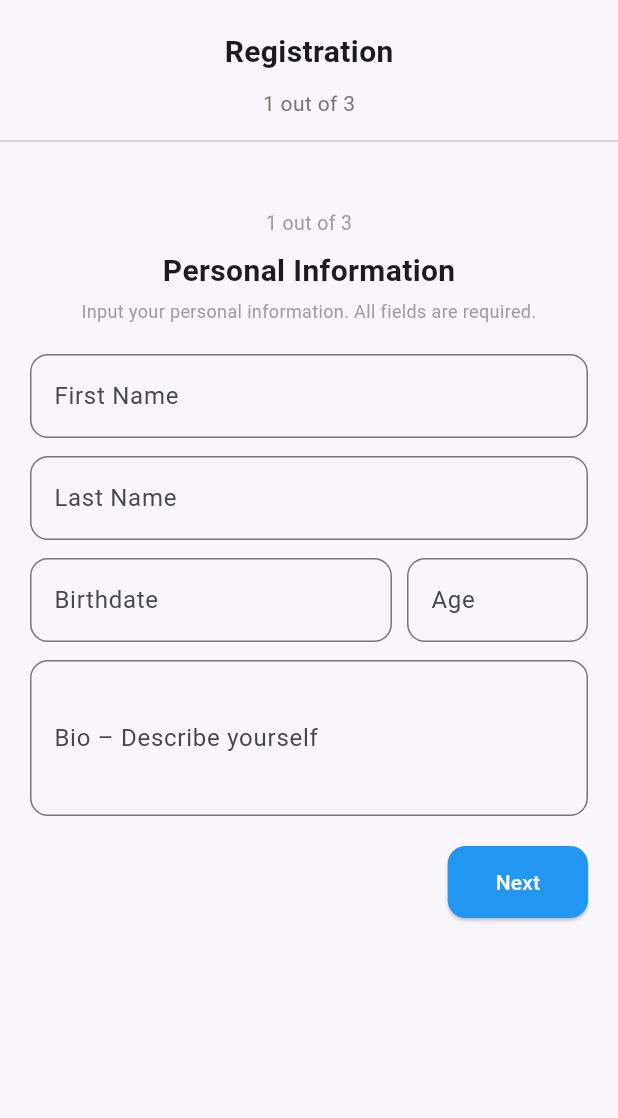
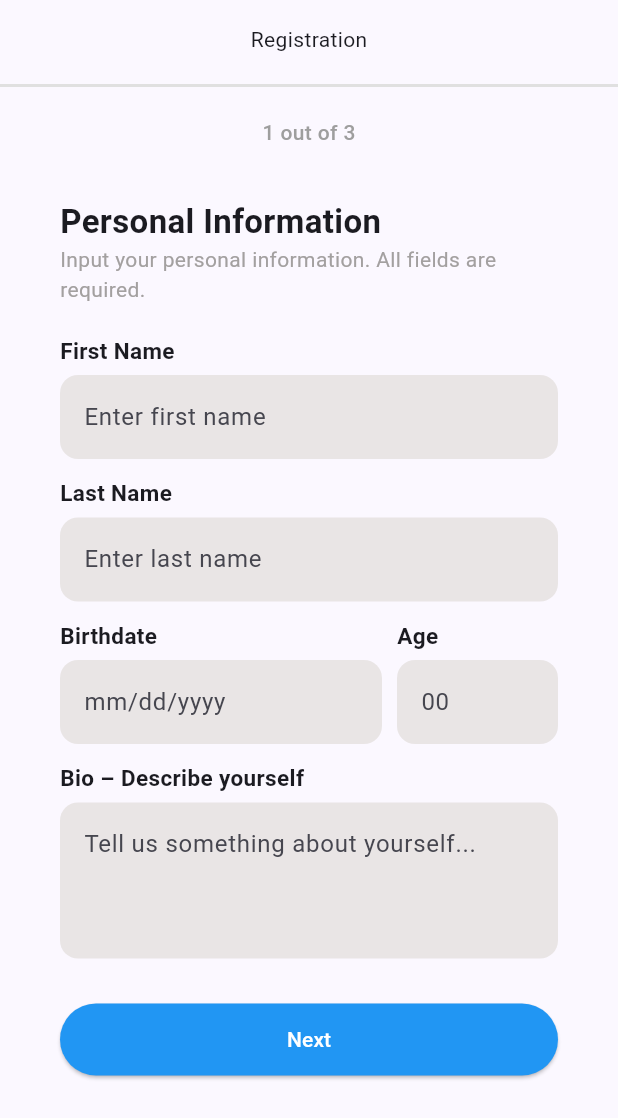
Before and after one commit to sundayknight98/registration_form, a Flutter app: the screen it shows after launch, on a phone screen of 412 x 824 dp. Shown: the top 1118 px of the screen. Run offline on Flutter 3.47's test engine with Material 3 defaults, Android fonts, the phone set to English and light mode, and no system bars.

Commit message:
Add files via upload

```diff
--- a/lib/screens/personal_info_tab.dart
+++ b/lib/screens/personal_info_tab.dart
@@ -24,108 +24,172 @@ class PersonalInfoTab extends StatelessWidget {
   @override
   Widget build(BuildContext context) {
     return Padding(
-      padding: const EdgeInsets.all(20),
+      padding: const EdgeInsets.only(left: 40, right: 40, top: 10, bottom: 40),
       child: Form(
         key: formKey,
         child: ListView(
           children: [
             const SizedBox(height: 10),
-            const Center(
-              child: Text(
-                '1 out of 3',
-                style: TextStyle(color: Colors.grey, fontSize: 13),
+            const Text(
+              'Personal Information',
+              style: TextStyle(fontWeight: FontWeight.bold, fontSize: 22),
             ),
-            ),
-            const SizedBox(height: 8),
-            const Center(
-              child: Text(
-                'Personal Information',
-                style: TextStyle(fontWeight: FontWeight.bold, fontSize: 20),
-              ),
-            ),
-            const SizedBox(height: 4),
-            const Center(
-              child: Text(
+            const Text(
               'Input your personal information. All fields are required.',
-                textAlign: TextAlign.center,
-                style: TextStyle(color: Colors.grey, fontSize: 12),
+              style: TextStyle(
+                color: Color.fromARGB(255, 163, 160, 160),
+                fontSize: 14,
               ),
             ),
             const SizedBox(height: 20),
+
+            // First Name
+            Column(
+              crossAxisAlignment: CrossAxisAlignment.start,
+              children: [
+                const Text(
+                  'First Name',
+                  style: TextStyle(fontWeight: FontWeight.w700, fontSize: 15),
+                ),
+                const SizedBox(height: 6),
                 TextFormField(
                   controller: firstNameController,
                   decoration: InputDecoration(
-                labelText: 'First Name',
                     hintText: 'Enter first name',
+                    filled: true,
+                    fillColor: Color.fromARGB(255, 233, 229, 229),
                     border: OutlineInputBorder(
                       borderRadius: BorderRadius.circular(12),
+                      borderSide: BorderSide.none,
                     ),
                   ),
                   validator: (value) =>
                       value == null || value.isEmpty ? 'Required' : null,
                 ),
+              ],
+            ),
             const SizedBox(height: 12),
+
+            // Last Name
+            Column(
+              crossAxisAlignment: CrossAxisAlignment.start,
+              children: [
+                const Text(
+                  'Last Name',
+                  style: TextStyle(fontWeight: FontWeight.w700, fontSize: 15),
+                ),
+                const SizedBox(height: 6),
                 TextFormField(
                   controller: lastNameController,
                   decoration: InputDecoration(
-                labelText: 'Last Name',
                     hintText: 'Enter last name',
+                    filled: true,
+                    fillColor: Color.fromARGB(255, 233, 229, 229),
                     border: OutlineInputBorder(
                       borderRadius: BorderRadius.circular(12),
+                      borderSide: BorderSide.none,
                     ),
                   ),
                   validator: (value) =>
                       value == null || value.isEmpty ? 'Required' : null,
                 ),
+              ],
+            ),
             const SizedBox(height: 12),
+
+            // Birthdate and Age
             Row(
               children: [
                 Expanded(
                   flex: 2,
-                  child: TextFormField(
+                  child: Column(
+                    crossAxisAlignment: CrossAxisAlignment.start,
+                    children: [
+                      const Text(
+                        'Birthdate',
+                        style: TextStyle(
+                          fontWeight: FontWeight.w700,
+                          fontSize: 15,
+                        ),
+                      ),
+                      const SizedBox(height: 6),
+                      TextFormField(
                         controller: birthdateController,
                         decoration: InputDecoration(
-                      labelText: 'Birthdate',
                           hintText: 'mm/dd/yyyy',
+                          filled: true,
+                          fillColor: Color.fromARGB(255, 233, 229, 229),
                           border: OutlineInputBorder(
                             borderRadius: BorderRadius.circular(12),
+                            borderSide: BorderSide.none,
                           ),
                         ),
                         validator: (value) =>
                             value == null || value.isEmpty ? 'Required' : null,
                       ),
+                    ],
+                  ),
                 ),
                 const SizedBox(width: 10),
                 Expanded(
-                  child: TextFormField(
+                  child: Column(
+                    crossAxisAlignment: CrossAxisAlignment.start,
+                    children: [
+                      const Text(
+                        'Age',
+                        style: TextStyle(
+                          fontWeight: FontWeight.w700,
+                          fontSize: 15,
+                        ),
+                      ),
+                      const SizedBox(height: 6),
+                      TextFormField(
                         controller: ageController,
+                        keyboardType: TextInputType.number,
                         decoration: InputDecoration(
-                      labelText: 'Age',
                           hintText: '00',
+                          filled: true,
+                          fillColor: Color.fromARGB(255, 233, 229, 229),
                           border: OutlineInputBorder(
                             borderRadius: BorderRadius.circular(12),
+                            borderSide: BorderSide.none,
                           ),
                         ),
-                    keyboardType: TextInputType.number,
                         validator: (value) =>
                             value == null || value.isEmpty ? 'Required' : null,
+                      ),
+                    ],
                   ),
                 ),
               ],
             ),
             const SizedBox(height: 12),
+
+            // Bio
+            Column(
+              crossAxisAlignment: CrossAxisAlignment.start,
+              children: [
+                const Text(
+                  'Bio – Describe yourself',
+                  style: TextStyle(fontWeight: FontWeight.w700, fontSize: 15),
+                ),
+                const SizedBox(height: 6),
                 TextFormField(
                   controller: bioController,
+                  maxLines: 3,
                   decoration: InputDecoration(
-                labelText: 'Bio – Describe yourself',
                     hintText: 'Tell us something about yourself...',
+                    filled: true,
+                    fillColor: Color.fromARGB(255, 233, 229, 229),
                     border: OutlineInputBorder(
                       borderRadius: BorderRadius.circular(12),
+                      borderSide: BorderSide.none,
                     ),
                   ),
-              maxLines: 3,
                   validator: (value) =>
                       value == null || value.isEmpty ? 'Required' : null,
+                ),
+              ],
             ),
             const SizedBox(height: 20),
             NavigationButtons(onBack: null, onNext: onNext, isFirstTab: true),
--- a/lib/screens/registration_form.dart
+++ b/lib/screens/registration_form.dart
@@ -11,11 +11,10 @@ class RegistrationForm extends StatefulWidget {
 }
 
 class _RegistrationFormState extends State<RegistrationForm> {
-  final PageController _pageController = PageController();
-  int _currentPage = 0;
+  int _currentStep = 0;
 
-  final _personalFormKey = GlobalKey<FormState>();
-  final _credentialsFormKey = GlobalKey<FormState>();
+  final _formKey1 = GlobalKey<FormState>();
+  final _formKey2 = GlobalKey<FormState>();
 
   final _firstNameController = TextEditingController();
   final _lastNameController = TextEditingController();
@@ -26,95 +25,116 @@ class _RegistrationFormState extends State<RegistrationForm> {
   final _passwordController = TextEditingController();
   final _confirmPasswordController = TextEditingController();
 
-  void _nextPage() {
-    if (_currentPage == 0 && !_personalFormKey.currentState!.validate()) return;
-    if (_currentPage == 1 && !_credentialsFormKey.currentState!.validate())
-      return;
+  void _nextStep() {
+    if (_currentStep == 0 && !_formKey1.currentState!.validate()) return;
+    if (_currentStep == 1 && !_formKey2.currentState!.validate()) return;
 
-    if (_currentPage < 2) {
-      setState(() => _currentPage++);
-      _pageController.nextPage(
-        duration: const Duration(milliseconds: 300),
-        curve: Curves.easeInOut,
-      );
+    if (_currentStep < 2) {
+      setState(() => _currentStep++);
     }
   }
 
-  void _previousPage() {
-    if (_currentPage > 0) {
-      setState(() => _currentPage--);
-      _pageController.previousPage(
-        duration: const Duration(milliseconds: 300),
-        curve: Curves.easeInOut,
-      );
+  void _backStep() {
+    if (_currentStep > 0) {
+      setState(() => _currentStep--);
     }
   }
 
-  void _submit() {
-    if (_personalFormKey.currentState!.validate() &&
-        _credentialsFormKey.currentState!.validate()) {
-      print('First Name: ${_firstNameController.text}');
-      print('Last Name: ${_lastNameController.text}');
-      print('Birthdate: ${_birthdateController.text}');
-      print('Age: ${_ageController.text}');
-      print('Bio: ${_bioController.text}');
-      print('Email: ${_emailController.text}');
+  void _submitForm() {
+    showDialog(
+      context: context,
+      builder: (_) => AlertDialog(
+        title: const Text('Registration Submitted'),
+        content: const Text(
+          'Your information has been submitted successfully.',
+        ),
+        actions: [
+          TextButton(
+            onPressed: () => Navigator.pop(context),
+            child: const Text('OK'),
+          ),
+        ],
+      ),
+    );
   }
+
+  Widget _buildProgressIndicator() {
+    return Column(
+      children: [
+        const Text("Registration", style: TextStyle(fontSize: 14)),
+        const SizedBox(height: 20),
+        Container(
+          height: 2,
+          color: Colors.grey.shade300,
+          width: double.infinity,
+        ),
+        const SizedBox(height: 20),
+        Center(
+          child: Text(
+            "${_currentStep + 1} out of 3",
+            style: const TextStyle(
+              fontSize: 14,
+              fontWeight: FontWeight.w500,
+              color: Colors.grey,
+            ),
+          ),
+        ),
+        const SizedBox(height: 10),
+      ],
+    );
   }
 
   @override
   Widget build(BuildContext context) {
-    return Scaffold(
-      backgroundColor: const Color(0xFFF9F7FD),
-      body: SafeArea(
-        child: Column(
-          children: [
-            const SizedBox(height: 20),
-            const Text(
-              'Registration',
-              style: TextStyle(fontSize: 20, fontWeight: FontWeight.bold),
-            ),
-            const SizedBox(height: 10),
-            Text(
-              '${_currentPage + 1} out of 3',
-              style: TextStyle(color: Colors.grey.shade600),
-            ),
-            const Divider(height: 30),
-            Expanded(
-              child: PageView(
-                controller: _pageController,
-                physics: const NeverScrollableScrollPhysics(),
-                children: [
-                  PersonalInfoTab(
-                    formKey: _personalFormKey,
+    Widget currentTab;
+
+    switch (_currentStep) {
+      case 0:
+        currentTab = PersonalInfoTab(
+          formKey: _formKey1,
           firstNameController: _firstNameController,
           lastNameController: _lastNameController,
           birthdateController: _birthdateController,
           ageController: _ageController,
           bioController: _bioController,
-                    onNext: _nextPage,
-                  ),
-                  CredentialsTab(
-                    formKey: _credentialsFormKey,
+          onNext: _nextStep,
+        );
+        break;
+      case 1:
+        currentTab = CredentialsTab(
+          formKey: _formKey2,
           emailController: _emailController,
           passwordController: _passwordController,
           confirmPasswordController: _confirmPasswordController,
-                    onBack: _previousPage,
-                    onNext: _nextPage,
-                  ),
-                  ReviewTab(
+          onBack: _backStep,
+          onNext: _nextStep,
+        );
+        break;
+      case 2:
+        currentTab = ReviewTab(
           firstName: _firstNameController.text,
           lastName: _lastNameController.text,
           birthdate: _birthdateController.text,
           age: _ageController.text,
+          bio: _bioController.text,
           email: _emailController.text,
-                    bio: _bioController.text,
-                    onBack: _previousPage,
-                    onSubmit: _submit,
-                  ),
-                ],
-              ),
-            ),
+          password: _passwordController.text,
+          onBack: _backStep,
+          onSubmit: _submitForm,
+        );
+        break;
+      default:
+        currentTab = const SizedBox();
+    }
+
+    return Scaffold(
+      body: SafeArea(
+        child: Column(
+          children: [
+            const SizedBox(height: 16),
+            _buildProgressIndicator(),
+            const SizedBox(height: 4),
+            Expanded(child: currentTab),
           ],
         ),
       ),
--- a/lib/widgets/navigation_buttons.dart
+++ b/lib/widgets/navigation_buttons.dart
@@ -2,53 +2,55 @@ import 'package:flutter/material.dart';
 
 class NavigationButtons extends StatelessWidget {
   final VoidCallback? onBack;
-  final VoidCallback? onNext;
+  final VoidCallback onNext;
   final bool isFirstTab;
-  final bool isLastTab;
-  final String nextLabel;
 
   const NavigationButtons({
     super.key,
     this.onBack,
-    this.onNext,
+    required this.onNext,
     this.isFirstTab = false,
-    this.isLastTab = false,
-    this.nextLabel = 'Next',
   });
 
   @override
   Widget build(BuildContext context) {
-    return Row(
-      mainAxisAlignment: isFirstTab
-          ? MainAxisAlignment.end
-          : MainAxisAlignment.spaceBetween,
+    return Padding(
+      padding: const EdgeInsets.only(bottom: 20, top: 10),
+      child: Row(
+        mainAxisAlignment: MainAxisAlignment.spaceBetween,
         children: [
           if (!isFirstTab)
-          ElevatedButton(
+            Expanded(
+              child: ElevatedButton(
                 onPressed: onBack,
                 style: ElevatedButton.styleFrom(
-              backgroundColor: Colors.grey[300],
-              foregroundColor: Colors.black87,
-              padding: const EdgeInsets.symmetric(horizontal: 24, vertical: 14),
+                  backgroundColor: const Color.fromARGB(255, 167, 167, 167),
+                  foregroundColor: Colors.white,
+                  padding: const EdgeInsets.symmetric(vertical: 14),
                   shape: RoundedRectangleBorder(
-                borderRadius: BorderRadius.circular(12),
+                    borderRadius: BorderRadius.circular(30),
                   ),
                 ),
                 child: const Text('Back'),
               ),
-        ElevatedButton(
+            ),
+          if (!isFirstTab) const SizedBox(width: 10),
+          Expanded(
+            child: ElevatedButton(
               onPressed: onNext,
               style: ElevatedButton.styleFrom(
                 backgroundColor: Colors.blue,
                 foregroundColor: Colors.white,
-            padding: const EdgeInsets.symmetric(horizontal: 32, vertical: 14),
+                padding: const EdgeInsets.symmetric(vertical: 14),
                 shape: RoundedRectangleBorder(
-              borderRadius: BorderRadius.circular(12),
+                  borderRadius: BorderRadius.circular(30),
                 ),
               ),
-          child: Text(nextLabel),
+              child: const Text('Next'),
+            ),
           ),
         ],
+      ),
     );
   }
 }
```
Also changed, not shown: lib/screens/credentials_tab.dart (+65 -37 lines), lib/screens/review_tab.dart (+34 -19 lines), lib/widgets/form_input.dart (+27 -18 lines). Lines whose indentation alone changed are shown as unchanged.
